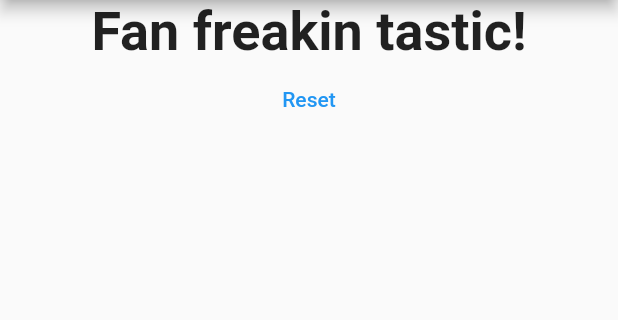
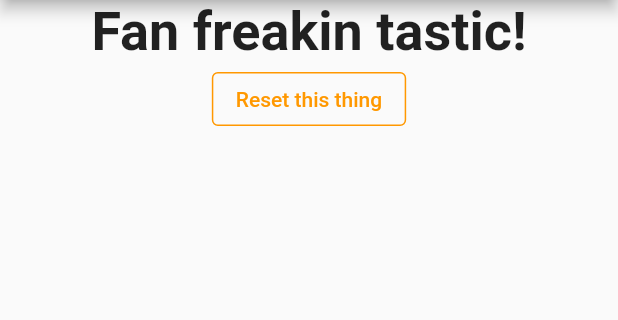
Before and after one commit to CDierolf/flutter-quiz-app, a Flutter app: the screen it shows after launch, after a tap on "Red", after a tap on "Robin", after a tap on "Heisenburg", on a phone screen of 412 x 824 dp, the part 84-404 px from its top. Run offline on Flutter 3.47's test engine with Material 2 defaults, Android fonts, the phone set to English and light mode, and no system bars.

Commit message:
Update buttons

```diff
--- a/lib/answer.dart
+++ b/lib/answer.dart
@@ -13,9 +13,10 @@ class Answer extends StatelessWidget {
     return Container(
       width: double.infinity,
       margin: const EdgeInsets.all(10),
-      child: RaisedButton(
-        color: Colors.blue,
-        textColor: Colors.white,
+      child: ElevatedButton(
+        style: ButtonStyle(
+            backgroundColor: MaterialStateProperty.all(Colors.red),
+            foregroundColor: MaterialStateProperty.all(Colors.blue)),
         onPressed: answerSelectHandler,
         child: Text(answerText),
       ),
--- a/lib/result.dart
+++ b/lib/result.dart
@@ -8,7 +8,7 @@ class Result extends StatelessWidget {
   String get resultPhrase {
     String resultText = 'You did it!';
     if (_totalScore <= 8) {
-      resultText = 'You suck';
+      resultText = 'You\'re the worst!';
     } else if (_totalScore > 8 && _totalScore <= 30) {
       resultText = 'Not too bad';
     } else if (_totalScore > 30) {
@@ -31,11 +31,14 @@ class Result extends StatelessWidget {
             ),
             textAlign: TextAlign.center,
           ),
-          FlatButton(
-            child: Text(
-              'Reset',
+          OutlinedButton(
+            style: OutlinedButton.styleFrom(
+              primary: Colors.orange,
+              side: BorderSide(
+                color: Colors.orange,
+              ),
             ),
-            textColor: Colors.blue,
+            child: Text('Reset this thing'),
             onPressed: _resetQuiz,
           )
         ],
```
